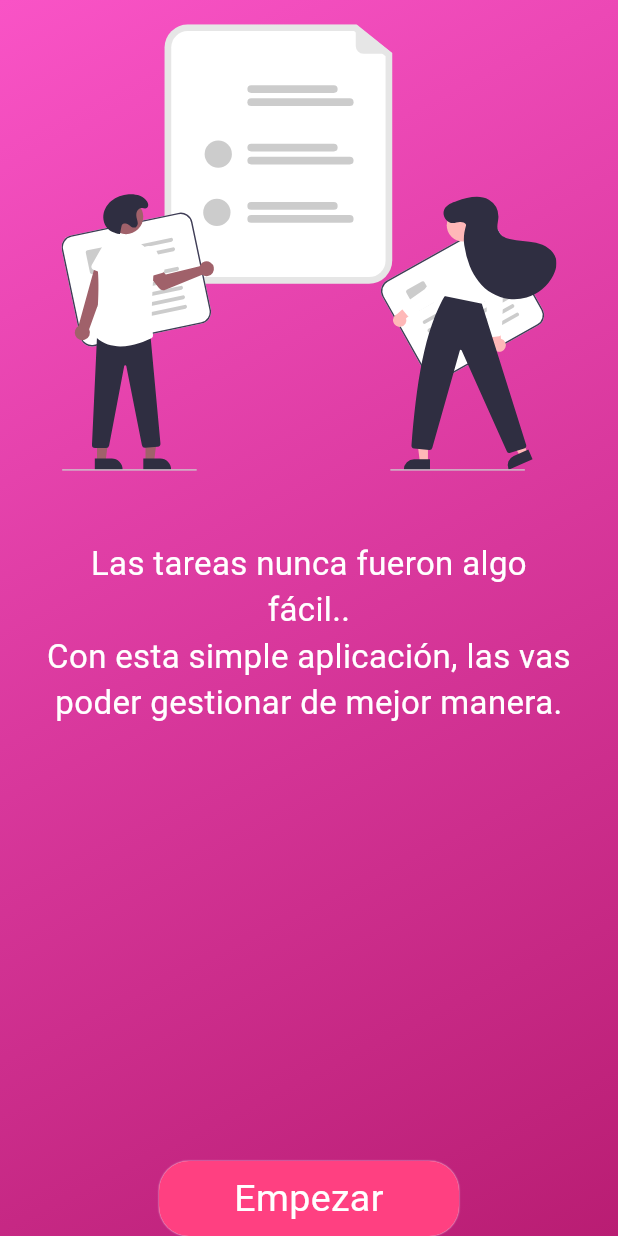
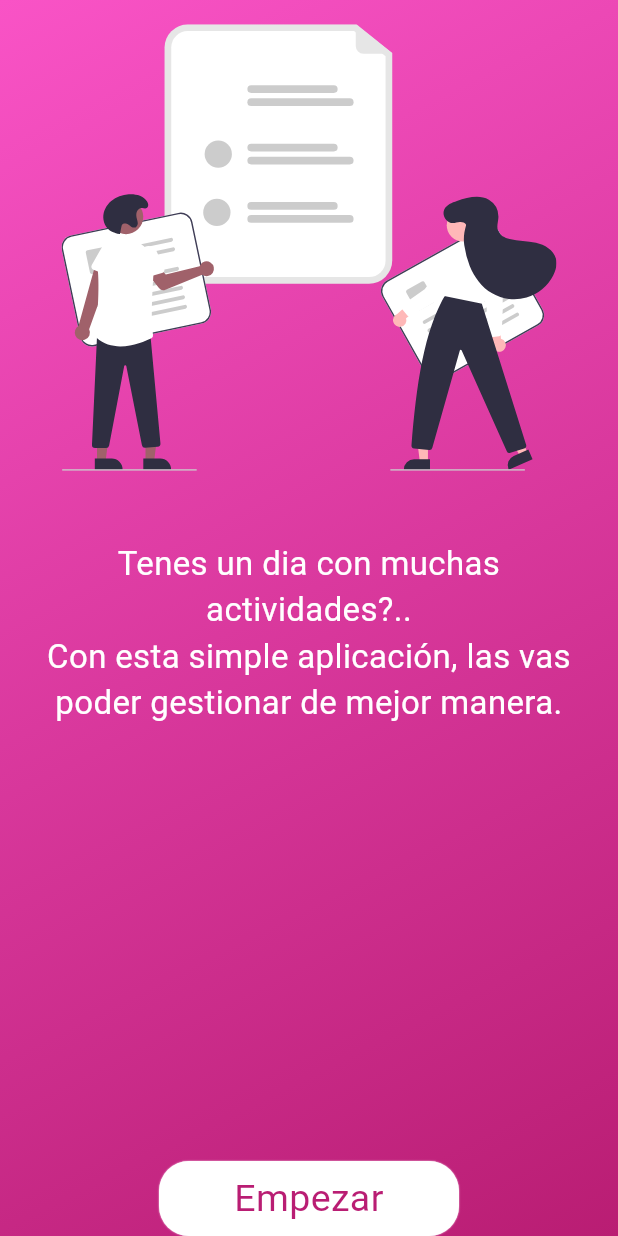
Before and after one commit to gasparsuarez/todo_app, a Flutter app: the screen it shows after launch, on a phone screen of 412 x 824 dp. Run offline on Flutter 3.47's test engine with Material 2 defaults, Android fonts, the phone set to English and light mode, and no system bars; our stand-ins replace flutter_bloc, flutter_svg, go_router.

Commit message:
finish commit

```diff
--- /dev/null
+++ b/lib/application/blocs/task_bloc/task_event.dart
@@ -0,0 +1,29 @@
+part of 'task_bloc.dart';
+
+@immutable
+abstract class TaskEvent {}
+
+class TitleChangedEvent extends TaskEvent {
+  final String title;
+  TitleChangedEvent({required this.title});
+}
+
+class DetailChangedEvent extends TaskEvent {
+  final String detail;
+  DetailChangedEvent({required this.detail});
+}
+
+class AddTaskEvent extends TaskEvent {}
+
+class ClearFormEvent extends TaskEvent {}
+
+class DeleteTaskEvent extends TaskEvent {
+  final int index;
+  DeleteTaskEvent({required this.index});
+}
+
+class UpdateCheckBoxEvent extends TaskEvent {
+  final int index;
+  final bool isEnabled;
+  UpdateCheckBoxEvent({required this.index, required this.isEnabled});
+}
--- /dev/null
+++ b/lib/application/blocs/task_bloc/task_state.dart
@@ -0,0 +1,25 @@
+part of 'task_bloc.dart';
+
+@immutable
+class TaskState {
+  final String title;
+  final String detail;
+  final List<TaskEntity> taskList;
+
+  bool get isEmptyValues {
+    if (title.isEmpty || detail.isEmpty) {
+      return false;
+    }
+    return true;
+  }
+
+  const TaskState({this.detail = '', this.title = '', this.taskList = const []});
+
+  TaskState copyWith({String? title, String? detail, List<TaskEntity>? taskList}) => TaskState(
+        title: title ?? this.title,
+        detail: detail ?? this.detail,
+        taskList: taskList ?? this.taskList,
+      );
+}
+
+class TaskInitial extends TaskState {}
--- a/lib/config/router/router.dart
+++ b/lib/config/router/router.dart
@@ -1,9 +1,18 @@
 import 'package:go_router/go_router.dart';
-import '../../presentation/screens/screens.dart';
+import '../../infraestructure/presentation/screens/screens.dart';
 
 final GoRouter router = GoRouter(routes: [
   GoRoute(
-    path: '/',
-    builder: (context, state) => const IntroScreen(),
-  )
+      path: '/',
+      builder: (context, state) {
+        return const IntroScreen(); // * start screen
+      },
+      routes: [
+        GoRoute(
+          path: 'home',
+          builder: (context, state) {
+            return const HomeScreen();
+          },
+        )
+      ]),
 ]);
--- /dev/null
+++ b/lib/domain/entities/task_entity.dart
@@ -0,0 +1,7 @@
+class TaskEntity {
+  final String title;
+  final String detail;
+  bool isActive;
+
+  TaskEntity({required this.detail, required this.title, this.isActive = false});
+}
--- /dev/null
+++ b/lib/infraestructure/presentation/common/utils/styles.dart
@@ -0,0 +1,31 @@
+import 'package:flutter/material.dart';
+
+class Styles {
+  static const firstColor = Color(0xfff953c6);
+  static const secondColor = Color(0xffb91d73);
+
+  static const backgroundGradient = BoxDecoration(
+      gradient: LinearGradient(
+          colors: [firstColor, secondColor], begin: Alignment.topLeft, end: Alignment.bottomRight));
+
+  static final boxContentDecoration = BoxDecoration(
+    color: Colors.white,
+    borderRadius: BorderRadius.circular(25),
+  );
+
+  static InputDecoration dialogInputDecoration(
+      {String? label, String? hintText, IconData? iconData}) {
+    return InputDecoration(
+      label: Text(label!),
+      hintText: hintText,
+      filled: true,
+      prefixIcon: Icon(iconData, size: 30),
+      border: UnderlineInputBorder(borderRadius: BorderRadius.circular(20)),
+    );
+  }
+
+  static final checkBoxDecoration = BoxDecoration(
+    color: Colors.pinkAccent.shade100,
+    borderRadius: BorderRadius.circular(20),
+  );
+}
--- a/lib/presentation/screens/intro_screen.dart
+++ b/lib/infraestructure/presentation/screens/intro_screen.dart
@@ -1,6 +1,7 @@
 import 'package:flutter/material.dart';
 import 'package:flutter_svg/svg.dart';
-import 'package:todo_app/presentation/common/utils/styles.dart';
+import 'package:go_router/go_router.dart';
+import 'package:todo_app/infraestructure/presentation/common/utils/styles.dart';
 
 class IntroScreen extends StatelessWidget {
   const IntroScreen({super.key});
@@ -36,7 +37,7 @@ class _Content extends StatelessWidget {
                 width: 350,
                 height: 150,
                 child: Text(
-                    'Las tareas nunca fueron algo fácil..\n'
+                    'Tenes un dia con muchas actividades?..\n'
                     'Con esta simple aplicación, las vas poder gestionar de mejor manera.',
                     style:
                         TextStyle(color: Colors.white, fontWeight: FontWeight.w400, fontSize: 22),
@@ -56,23 +57,26 @@ class _CustomButtom extends StatelessWidget {
   @override
   Widget build(BuildContext context) {
     final decoration = BoxDecoration(
-        color: Colors.pinkAccent,
+        color: Colors.white,
         borderRadius: BorderRadius.circular(20),
         boxShadow: const [BoxShadow(color: Colors.white, blurRadius: 0.1, spreadRadius: 0)]);
-    return Container(
+    return GestureDetector(
+      onTap: () => context.push('/home'),
+      child: Container(
         width: 200,
         height: 50,
         decoration: decoration,
         child: Column(
           mainAxisAlignment: MainAxisAlignment.center,
-        children: [
+          children: const [
             Text(
               'Empezar',
-            style: TextStyle(color: Colors.white, fontSize: 25),
+              style: TextStyle(color: Styles.secondColor, fontSize: 25),
               textAlign: TextAlign.center,
             ),
           ],
         ),
+      ),
     );
   }
 }
--- /dev/null
+++ b/lib/infraestructure/presentation/screens/screens.dart
@@ -0,0 +1,2 @@
+export 'package:todo_app/infraestructure/presentation/screens/home_screen.dart';
+export 'package:todo_app/infraestructure/presentation/screens/intro_screen.dart';
--- a/lib/main.dart
+++ b/lib/main.dart
@@ -1,6 +1,9 @@
 import 'package:flutter/material.dart';
+import 'package:flutter_bloc/flutter_bloc.dart';
 import 'package:todo_app/config/router/router.dart';
 import 'package:todo_app/config/theme/app_theme.dart';
+
+import 'application/blocs/task_bloc/task_bloc.dart';
 
 void main() {
   runApp(const MainApp());
@@ -11,10 +14,13 @@ class MainApp extends StatelessWidget {
 
   @override
   Widget build(BuildContext context) {
-    return MaterialApp.router(
-      routerConfig: router,
-      debugShowCheckedModeBanner: false,
-      theme: AppTheme.appTheme(),
+    return BlocProvider(
+      create: (_) => TaskBloc(),
+      child: MaterialApp.router(
+        routerConfig: router,
+        debugShowCheckedModeBanner: false,
+        theme: AppTheme.appTheme(),
+      ),
     );
   }
 }
--- a/lib/presentation/common/utils/styles.dart
+++ /dev/null
@@ -1,11 +0,0 @@
-import 'package:flutter/material.dart';
-
-class Styles {
-  static const backgroundGradient = BoxDecoration(
-      gradient: LinearGradient(
-          colors: [Color(0xfff953c6), Color(0xffb91d73)],
-          begin: Alignment.topLeft,
-          end: Alignment.bottomRight));
-
-  static const boxContentDecoration = BoxDecoration();
-}
--- a/lib/presentation/screens/screens.dart
+++ /dev/null
@@ -1,2 +0,0 @@
-export 'package:todo_app/presentation/screens/home_screen.dart';
-export 'package:todo_app/presentation/screens/intro_screen.dart';
--- a/pubspec.yaml
+++ b/pubspec.yaml
@@ -9,6 +9,7 @@ environment:
 dependencies:
   flutter:
     sdk: flutter
+  flutter_bloc: ^8.1.2
   flutter_svg: ^2.0.5
   go_router: ^7.0.1
 
```
Also changed, not shown: lib/application/blocs/task_bloc/task_bloc.dart (added, +32 -0 lines), lib/infraestructure/presentation/common/widgets/custom_dialog.dart (added, +112 -0 lines), lib/infraestructure/presentation/screens/home_screen.dart (added, +149 -0 lines), lib/presentation/screens/home_screen.dart (deleted, +0 -55 lines), pubspec.lock, 2 other files. Lines whose indentation alone changed are shown as unchanged.
